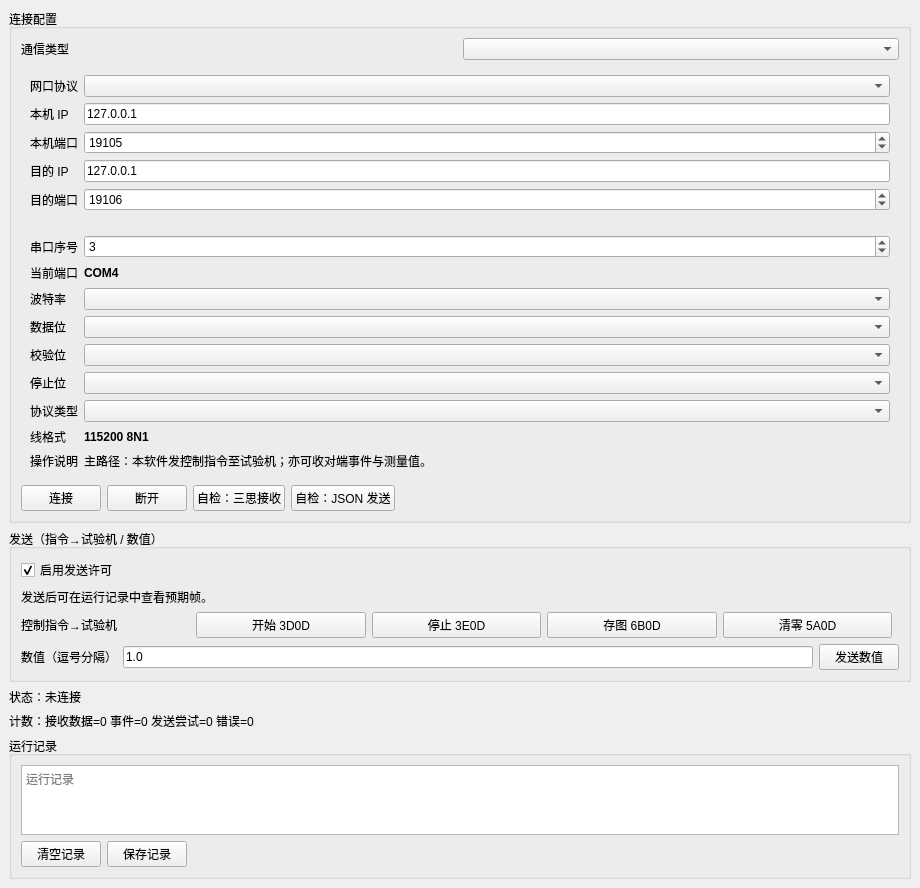
ge10yue12-netizen/CommHandler, file CommLab/MainWindow.ui: the form before one commit.
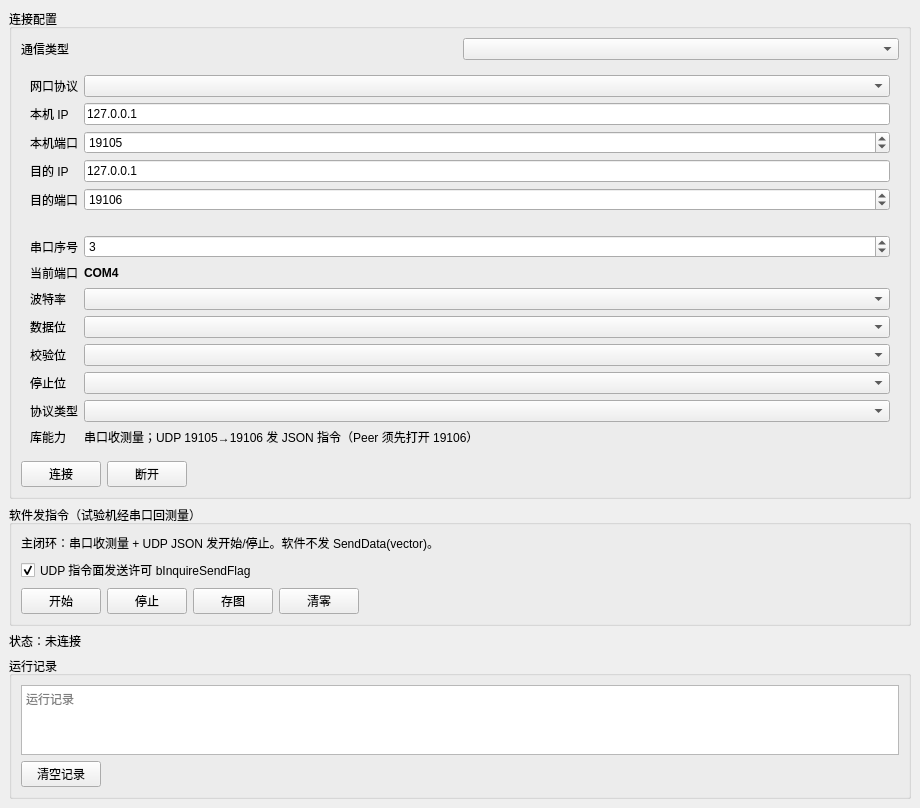
The form after the commit.

Commit message:
Refactor dual-channel CommLab/MachinePeer demo around CommHandler roles.
Software sends commands and receives E2 measurements; machine receives commands and sends vector measurements via serial, with docs aligned.

The edit to the form file:
```diff
--- a/CommLab/MainWindow.ui
+++ b/CommLab/MainWindow.ui
@@ -230,37 +230,14 @@
           <item row="7" column="0">
            <widget class="QLabel" name="lblLineFormatCap">
             <property name="text">
-             <string>线格式</string>
+             <string>库能力</string>
             </property>
            </widget>
           </item>
           <item row="7" column="1">
-           <widget class="QLabel" name="lblLineFormat">
-            <property name="text">
-             <string>115200 8N1</string>
-            </property>
-            <property name="styleSheet">
-             <string notr="true">font-weight: bold;</string>
-            </property>
-            <property name="toolTip">
-             <string>连接前请确认与串口调试助手线格式一致。数据位变更会影响三思协议预期十六进制帧段长。</string>
-            </property>
-           </widget>
-          </item>
-          <item row="8" column="0">
-           <widget class="QLabel" name="lblSerialFixed">
-            <property name="text">
-             <string>操作说明</string>
-            </property>
-           </widget>
-          </item>
-          <item row="8" column="1">
            <widget class="QLabel" name="lblSerialHint">
             <property name="text">
-             <string>主路径：本软件发控制指令至试验机；亦可收对端事件与测量值。</string>
-            </property>
-            <property name="toolTip">
-             <string>本端可发：3D0D 开始、3E0D 停止、6B0D 存图、5A0D 清零。对端回测量或也可发相同指令字节。</string>
+             <string>串口收测量；UDP 19105→19106 发 JSON 指令（Peer 须先打开 19106）</string>
             </property>
             <property name="wordWrap">
              <bool>true</bool>
@@ -286,26 +263,6 @@
            </property>
           </widget>
          </item>
-         <item>
-          <widget class="QPushButton" name="btnSmokeRx">
-           <property name="text">
-            <string>自检：三思接收</string>
-           </property>
-           <property name="toolTip">
-            <string>仅用于网口功能自检。串口联调时无需使用。</string>
-           </property>
-          </widget>
-         </item>
-         <item>
-          <widget class="QPushButton" name="btnSmokeTx">
-           <property name="text">
-            <string>自检：JSON 发送</string>
-           </property>
-           <property name="toolTip">
-            <string>仅用于网口发送与发送许可自检。串口联调时无需使用。</string>
-           </property>
-          </widget>
-         </item>
          <item>
           <spacer name="btnSpacer">
            <property name="orientation">
@@ -327,69 +284,56 @@
     <item>
      <widget class="QGroupBox" name="groupSend">
       <property name="title">
-       <string>发送（指令→试验机 / 数值）</string>
+       <string>软件发指令（试验机经串口回测量）</string>
       </property>
       <layout class="QVBoxLayout" name="sendLayout">
+       <item>
+        <widget class="QLabel" name="lblRoleHint">
+         <property name="text">
+          <string>主闭环：串口收测量 + UDP JSON 发开始/停止。软件不发 SendData(vector)。</string>
+         </property>
+         <property name="wordWrap">
+          <bool>true</bool>
+         </property>
+        </widget>
+       </item>
        <item>
         <widget class="QCheckBox" name="chkAllowSend">
          <property name="text">
-          <string>启用发送许可</string>
-         </property>
-         <property name="toolTip">
-          <string>对应库参数 bInquireSendFlag。未启用时库侧不会实际写出。点击「发送」时将自动启用。</string>
+          <string>UDP 指令面发送许可 bInquireSendFlag</string>
          </property>
          <property name="checked">
           <bool>true</bool>
          </property>
         </widget>
        </item>
-       <item>
-        <widget class="QLabel" name="lblSendHint">
-         <property name="text">
-          <string>发送后可在运行记录中查看预期帧。</string>
-         </property>
-         <property name="wordWrap">
-          <bool>true</bool>
-         </property>
-        </widget>
-       </item>
        <item>
         <layout class="QHBoxLayout" name="cmdRow">
-         <item>
-          <widget class="QLabel" name="lblCmd">
-           <property name="text">
-            <string>控制指令→试验机</string>
-           </property>
-          </widget>
-         </item>
          <item>
           <widget class="QPushButton" name="btnCmdStart">
            <property name="text">
-            <string>开始 3D0D</string>
-           </property>
-           <property name="toolTip">
-            <string>经 CommHandler::SendData(QString) 发出字节 3D 0D。</string>
+            <string>开始</string>
            </property>
           </widget>
          </item>
          <item>
           <widget class="QPushButton" name="btnCmdStop">
            <property name="text">
-            <string>停止 3E0D</string>
+            <string>停止</string>
            </property>
           </widget>
          </item>
          <item>
           <widget class="QPushButton" name="btnCmdSave">
            <property name="text">
-            <string>存图 6B0D</string>
+            <string>存图</string>
            </property>
           </widget>
          </item>
          <item>
           <widget class="QPushButton" name="btnCmdZero">
            <property name="text">
-            <string>清零 5A0D</string>
+            <string>清零</string>
            </property>
           </widget>
          </item>
@@ -398,38 +342,16 @@
            <property name="orientation">
             <enum>Qt::Horizontal</enum>
            </property>
+           <property name="sizeHint" stdset="0">
+            <size>
+             <width>40</width>
+             <height>20</height>
+            </size>
+           </property>
           </spacer>
          </item>
         </layout>
        </item>
-       <item>
-        <layout class="QHBoxLayout" name="sendRow">
-         <item>
-          <widget class="QLabel" name="lblSendValues">
-           <property name="text">
-            <string>数值（逗号分隔）</string>
-           </property>
-          </widget>
-         </item>
-         <item>
-          <widget class="QLineEdit" name="editSendValues">
-           <property name="text">
-            <string>1.0</string>
-           </property>
-           <property name="toolTip">
-            <string>示例：1.0 或 1.0,2.0,3.0。单次最多 32 个数值。</string>
-           </property>
-          </widget>
-         </item>
-         <item>
-          <widget class="QPushButton" name="btnSend">
-           <property name="text">
-            <string>发送数值</string>
-           </property>
-          </widget>
-         </item>
-        </layout>
-       </item>
       </layout>
      </widget>
     </item>
@@ -440,13 +362,6 @@
       </property>
      </widget>
     </item>
-    <item>
-     <widget class="QLabel" name="lblCounters">
-      <property name="text">
-       <string>计数：接收数据=0 事件=0 发送尝试=0 错误=0</string>
-      </property>
-     </widget>
-    </item>
     <item>
      <widget class="QGroupBox" name="groupLog">
       <property name="title">
@@ -475,13 +390,6 @@
            </property>
           </widget>
          </item>
-         <item>
-          <widget class="QPushButton" name="btnSaveLog">
-           <property name="text">
-            <string>保存记录</string>
-           </property>
-          </widget>
-         </item>
          <item>
           <spacer name="logSpacer">
            <property name="orientation">
```
Left out of the diff: 4 changed lines with no effect on the pictures. The commit also changes 43 other files.
